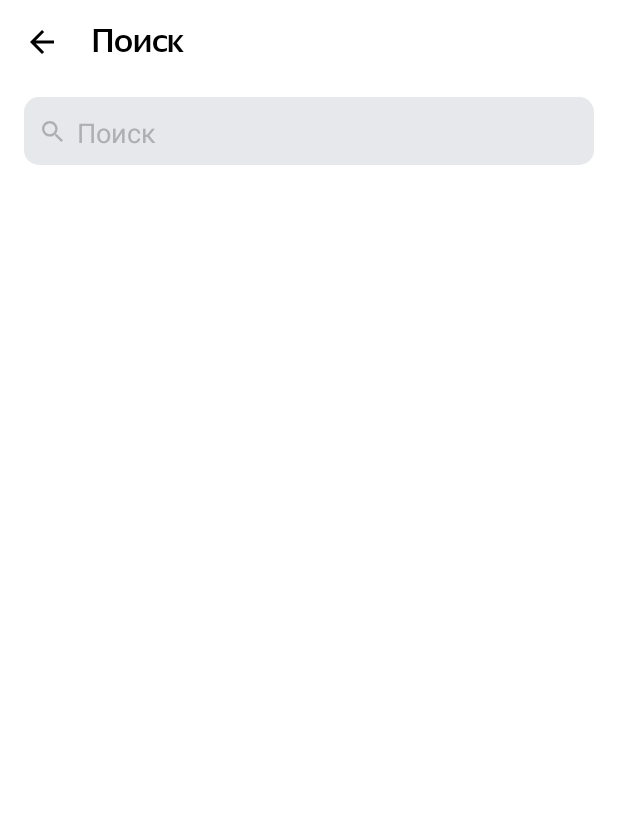
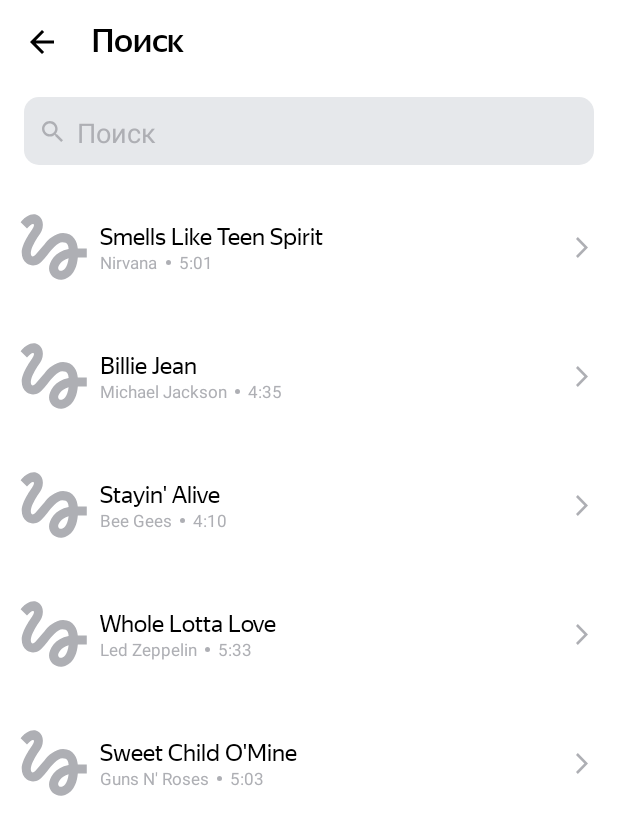
Before and after one commit to Keiyakushi/PlaylistMaker, an Android app: the SearchActivity screen opened directly, with no data from a screen before it, on a phone screen of 412 x 824 dp. Shown: the top 835 px of the screen. Run offline under Robolectric (Android 15) with nearby library versions, the phone set to English and light mode, and no system bars; pictures from the network do not load.

Commit message:
Sprint №10

```diff
--- a/app/build.gradle
+++ b/app/build.gradle
@@ -40,4 +40,6 @@ dependencies {
     testImplementation 'junit:junit:4.13.2'
     androidTestImplementation 'androidx.test.ext:junit:1.1.4'
     androidTestImplementation 'androidx.test.espresso:espresso-core:3.5.0'
+    implementation 'com.github.bumptech.glide:glide:4.14.2'
+    annotationProcessor 'com.github.bumptech.glide:compiler:4.14.2'
 }
--- a/app/src/main/AndroidManifest.xml
+++ b/app/src/main/AndroidManifest.xml
@@ -2,6 +2,7 @@
 <manifest xmlns:android="http://schemas.android.com/apk/res/android"
     xmlns:tools="http://schemas.android.com/tools"
     package="com.practicum.playlistmaker">
+    <uses-permission android:name="android.permission.INTERNET"/>
 
     <application
         android:allowBackup="true"
--- a/app/src/main/java/com/practicum/playlistmaker/SearchActivity.kt
+++ b/app/src/main/java/com/practicum/playlistmaker/SearchActivity.kt
@@ -7,10 +7,19 @@ import android.os.Bundle
 import android.os.PersistableBundle
 import android.text.Editable
 import android.text.TextWatcher
+import android.view.LayoutInflater
+import android.view.RoundedCorner
 import android.view.View
+import android.view.ViewGroup
 import android.view.inputmethod.InputMethodManager
 import android.widget.EditText
 import android.widget.ImageView
+import android.widget.TextView
+import androidx.appcompat.view.menu.MenuView
+import androidx.recyclerview.widget.LinearLayoutManager
+import androidx.recyclerview.widget.RecyclerView
+import com.bumptech.glide.Glide
+import com.bumptech.glide.load.resource.bitmap.RoundedCorners
 
 class SearchActivity : AppCompatActivity() {
     companion object {
@@ -18,7 +27,7 @@ class SearchActivity : AppCompatActivity() {
     }
 
     private lateinit var inputText: EditText
-    private lateinit var savedText : String
+    private lateinit var savedText: String
     override fun onSaveInstanceState(outState: Bundle) {
         super.onSaveInstanceState(outState)
         outState.putString(SEARCH_TEXT, savedText)
@@ -38,6 +47,40 @@ class SearchActivity : AppCompatActivity() {
         inputText = findViewById(R.id.search_edit_text)
         val image = findViewById<ImageView>(R.id.back_icon_search)
         inputText.requestFocus()
+        val recyclerView = findViewById<RecyclerView>(R.id.recycler_view)
+        recyclerView.layoutManager = LinearLayoutManager(this)
+        val trackList = arrayListOf(
+            Track(
+                "Smells Like Teen Spirit",
+                "Nirvana",
+                "5:01",
+                "https://is5-ssl.mzstatic.com/image/thumb/Music115/v4/7b/58/c2/7b58c21a-2b51-2bb2-e59a-9bb9b96ad8c3/00602567924166.rgb.jpg/100x100bb.jpg"
+            ), Track(
+                "Billie Jean",
+                "Michael Jackson",
+                "4:35",
+                "https://is5-ssl.mzstatic.com/image/thumb/Music125/v4/3d/9d/38/3d9d3811-71f0-3a0e-1ada-3004e56ff852/827969428726.jpg/100x100bb.jpg"
+            ), Track(
+                "Stayin' Alive",
+                "Bee Gees",
+                "4:10",
+                "https://is4-ssl.mzstatic.com/image/thumb/Music115/v4/1f/80/1f/1f801fc1-8c0f-ea3e-d3e5-387c6619619e/16UMGIM86640.rgb.jpg/100x100bb.jpg"
+            ), Track(
+                "Whole Lotta Love",
+                "Led Zeppelin",
+                "5:33",
+                "https://is2-ssl.mzstatic.com/image/thumb/Music62/v4/7e/17/e3/7e17e33f-2efa-2a36-e916-7f808576cf6b/mzm.fyigqcbs.jpg/100x100bb.jpg"
+            ), Track(
+                "Sweet Child O'Mine",
+                "Guns N' Roses",
+                "5:03",
+                "https://is5-ssl.mzstatic.com/image/thumb/Music125/v4/a0/4d/c4/a04dc484-03cc-02aa-fa82-5334fcb4bc16/18UMGIM24878.rgb.jpg/100x100bb.jpg"
+            )
+        )
+
+        val trackAdapter = TrackAdapter(trackList)
+        recyclerView.adapter = trackAdapter
+
         image.setOnClickListener {
             finish()
         }
@@ -71,4 +114,40 @@ class SearchActivity : AppCompatActivity() {
         }
         inputText.addTextChangedListener(textWatcher)
     }
+
+    data class Track(
+        val trackName: String, val artistName: String,
+        val trackTime: String, val artworkUrl100: String
+    )
+
+    class TrackViewHolder(parentView: ViewGroup) : RecyclerView.ViewHolder(
+        LayoutInflater.from(parentView.context).inflate(R.layout.track_list_view, parentView, false)
+    ) {
+        private val trackName = itemView.findViewById<TextView>(R.id.track_name)
+        private val artistName: TextView = itemView.findViewById(R.id.artist_name)
+        private val trackTime: TextView = itemView.findViewById(R.id.track_time)
+        private val artwork: ImageView = itemView.findViewById(R.id.artwork)
+        fun bind(model: Track) {
+            trackName.text = model.trackName
+            artistName.text = model.artistName
+            trackTime.text = model.trackTime
+            Glide.with(itemView)
+                .load(model.artworkUrl100)
+                .placeholder(R.drawable.ic_none_image)
+                .centerCrop()
+                .transform(RoundedCorners(itemView.resources.getDimensionPixelSize(R.dimen.corner_dp)))
+                .into(artwork)
+        }
+    }
+
+    class TrackAdapter(private val tracks: List<Track>) : RecyclerView.Adapter<TrackViewHolder>() {
+
+        override fun onCreateViewHolder(parent: ViewGroup, viewType: Int) = TrackViewHolder(parent)
+
+        override fun getItemCount() = tracks.size
+
+        override fun onBindViewHolder(holder: TrackViewHolder, position: Int) {
+            holder.bind(tracks[position])
+        }
+    }
 }
--- /dev/null
+++ b/app/src/main/res/drawable/ic_ellipse_1.xml
@@ -0,0 +1,9 @@
+<vector xmlns:android="http://schemas.android.com/apk/res/android"
+    android:width="3dp"
+    android:height="3dp"
+    android:viewportWidth="3"
+    android:viewportHeight="3">
+  <path
+      android:pathData="M1.5,1.5m-1.5,0a1.5,1.5 0,1 1,3 0a1.5,1.5 0,1 1,-3 0"
+      android:fillColor="#AEAFB4"/>
+</vector>
--- /dev/null
+++ b/app/src/main/res/drawable/ic_none_image.xml
@@ -0,0 +1,9 @@
+<vector xmlns:android="http://schemas.android.com/apk/res/android"
+    android:width="35dp"
+    android:height="35dp"
+    android:viewportWidth="35"
+    android:viewportHeight="35">
+  <path
+      android:pathData="M3.606,7.919C4.919,6.588 6.231,5.387 6.812,5.631C7.75,6.006 6.812,7.563 6.25,8.481C5.781,9.269 0.887,15.775 0.887,20.313C0.887,22.712 1.787,24.7 3.4,25.9C4.806,26.95 6.662,27.269 8.35,26.763C10.356,26.181 12.006,24.138 14.087,21.569C16.356,18.775 19.394,15.119 21.737,15.119C24.794,15.119 24.831,17.013 25.038,18.475C17.95,19.675 14.95,25.356 14.95,28.544C14.95,31.731 17.65,34.338 20.969,34.338C24.025,34.338 29.013,31.844 29.763,22.9H34.375V18.212H29.744C29.462,15.119 27.7,10.337 22.188,10.337C17.969,10.337 14.35,13.919 12.925,15.663C11.837,17.031 9.062,20.313 8.631,20.763C8.162,21.325 7.356,22.337 6.55,22.337C5.706,22.337 5.2,20.781 5.875,18.737C6.531,16.694 8.5,13.375 9.344,12.137C10.806,10 11.781,8.538 11.781,5.988C11.781,1.919 8.706,0.625 7.075,0.625C4.6,0.625 2.444,2.5 1.975,2.969C1.3,3.644 0.737,4.206 0.325,4.713L3.606,7.919ZM21.025,29.781C20.444,29.781 19.638,29.294 19.638,28.431C19.638,27.306 21.006,24.306 25.019,23.256C24.456,28.3 22.337,29.781 21.025,29.781Z"
+      android:fillColor="#AEAFB4"/>
+</vector>
--- a/app/src/main/res/layout/activity_search.xml
+++ b/app/src/main/res/layout/activity_search.xml
@@ -79,5 +79,10 @@
             android:visibility="gone"
             />
     </FrameLayout>
+    <androidx.recyclerview.widget.RecyclerView
+        android:id="@+id/recycler_view"
+        android:layout_width="match_parent"
+        android:layout_height="wrap_content"
+        app:layoutManager="androidx.recyclerview.widget.LinearLayoutManager"/>
 
 </LinearLayout>
--- /dev/null
+++ b/app/src/main/res/layout/track_list_view.xml
@@ -0,0 +1,78 @@
+<?xml version="1.0" encoding="utf-8"?>
+<LinearLayout xmlns:android="http://schemas.android.com/apk/res/android"
+    xmlns:app="http://schemas.android.com/apk/res-auto"
+    android:layout_width="match_parent"
+    android:layout_height="wrap_content"
+    android:layout_marginTop="24dp"
+    android:orientation="horizontal">
+
+    <ImageView
+        android:id="@+id/artwork"
+        android:layout_width="@dimen/image_dp"
+        android:layout_height="@dimen/image_dp"
+        android:layout_marginLeft="13dp"
+        android:layout_marginTop="@dimen/eight_dp"
+        android:layout_marginRight="@dimen/eight_dp"
+        android:layout_marginBottom="@dimen/eight_dp"
+        android:scaleType="centerCrop"
+        android:src="@drawable/ic_none_image" />
+
+    <LinearLayout
+        android:layout_width="0dp"
+        android:layout_height="wrap_content"
+        android:layout_weight="1"
+        android:orientation="vertical">
+
+        <TextView
+            android:id="@+id/track_name"
+            android:layout_width="wrap_content"
+            android:layout_height="wrap_content"
+            android:fontFamily="@font/ys_display_regular"
+            android:textFontWeight="400"
+            android:layout_marginTop="14dp"
+            android:text="@string/track_name"
+            android:textColor="?attr/track_text"
+            android:textSize="@dimen/low_text_size"
+            android:textStyle="bold" />
+
+        <LinearLayout
+            android:layout_width="wrap_content"
+            android:layout_height="wrap_content"
+            android:orientation="horizontal">
+
+            <TextView
+                android:id="@+id/artist_name"
+                android:layout_width="wrap_content"
+                android:layout_height="wrap_content"
+                android:text="@string/artrist_name"
+                android:textColor="?attr/colorSecondaryVariant"
+                android:textSize="11sp" />
+
+            <ImageView
+                android:layout_width="wrap_content"
+                android:layout_height="wrap_content"
+                android:layout_marginLeft="5dp"
+                android:layout_marginTop="6dp"
+                android:layout_marginRight="5dp"
+                android:layout_marginBottom="19dp"
+                android:src="@drawable/ic_ellipse_1"
+                app:tint = "?attr/colorSecondaryVariant"/>
+
+            <TextView
+                android:id="@+id/track_time"
+                android:layout_width="wrap_content"
+                android:layout_height="wrap_content"
+                android:text="@string/track_time"
+                android:textColor="?attr/colorSecondaryVariant"
+                android:textSize="11sp" />
+        </LinearLayout>
+    </LinearLayout>
+
+    <ImageView
+        android:layout_width="wrap_content"
+        android:layout_height="wrap_content"
+        android:layout_gravity="center"
+        android:layout_marginRight="20dp"
+        android:src="@drawable/ic_arrow"
+        app:tint="?attr/colorSecondaryVariant" />
+</LinearLayout>
--- a/app/src/main/res/values-night/themes.xml
+++ b/app/src/main/res/values-night/themes.xml
@@ -14,5 +14,6 @@
         <!-- Customize your theme here. -->
         <item name="button_clear">@color/icons</item>
         <item name="background_search">@color/white</item>
+        <item name="track_text">@color/white</item>
     </style>
 </resources>
--- a/app/src/main/res/values/attr.xml
+++ b/app/src/main/res/values/attr.xml
@@ -2,4 +2,5 @@
 <resources>
     <attr name="button_clear" format="reference"/>
     <attr name="background_search" format="reference"/>
+    <attr name="track_text" format="reference"/>
 </resources>
--- a/app/src/main/res/values/colors.xml
+++ b/app/src/main/res/values/colors.xml
@@ -12,4 +12,5 @@
     <color name="icons2">#AEAFB4</color>
     <color name="grey">#E6E8EB</color>
     <color name="grey_2">#AEAFB4</color>
+    <color name="track_text">#000000</color>
 </resources>
--- a/app/src/main/res/values/dimens.xml
+++ b/app/src/main/res/values/dimens.xml
@@ -9,4 +9,7 @@
     <dimen name="twenty_dp">20dp</dimen>
     <dimen name="twenty_eight_dp">28dp</dimen>
     <dimen name="forty_dp">40dp</dimen>
+    <dimen name="corner_dp">2dp</dimen>
+    <dimen name="image_dp">45dp</dimen>
+    <dimen name="eight_dp">8dp</dimen>
 </resources>
--- a/app/src/main/res/values/strings.xml
+++ b/app/src/main/res/values/strings.xml
@@ -13,4 +13,7 @@
     <string name="mail">nikulin-7@ya.ru</string>
     <string name="subject">Сообщение разработчикам и разработчицам приложения Playlist Maker</string>
     <string name="agreement">https://yandex.ru/legal/practicum_offer/</string>
+    <string name="track_time">Track time</string>
+    <string name="artrist_name">Artrist name</string>
+    <string name="track_name">Track name</string>
 </resources>
--- a/app/src/main/res/values/themes.xml
+++ b/app/src/main/res/values/themes.xml
@@ -14,5 +14,6 @@
         <!-- Customize your theme here. -->
         <item name="button_clear">@color/grey_2</item>
         <item name="background_search">@color/grey</item>
+        <item name="track_text">@color/track_text</item>
     </style>
 </resources>
```
